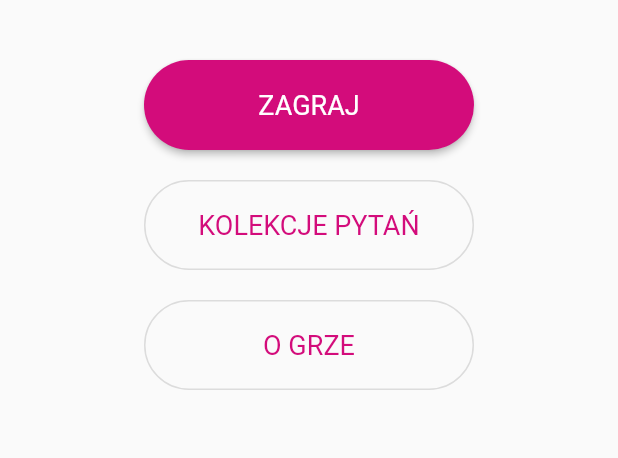
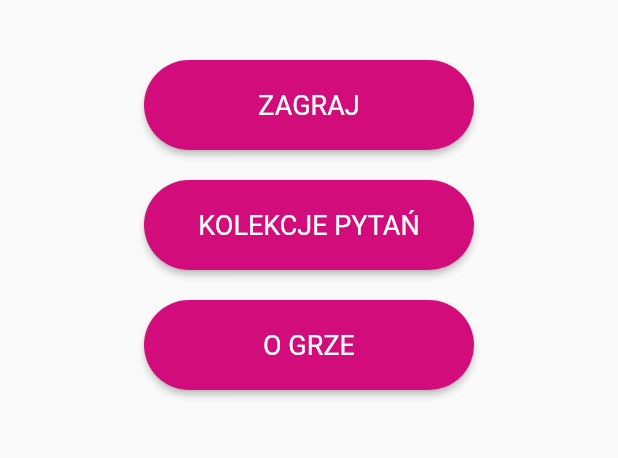
Before and after one commit to VengelStudio/kto-teraz, a Flutter app: the screen it shows after launch, on a phone screen of 412 x 824 dp, the part 531-989 px from its top. Run offline on Flutter 3.47's test engine with Material 2 defaults, Android fonts, the phone set to English and light mode, and no system bars; our stand-ins replace flutter_fortune_wheel, google_fonts; missing offline and left inert: flutter_picker.

Commit message:
Fix Android files, upgrade flutter and packages, add required android API level

```diff
--- a/lib/main.dart
+++ b/lib/main.dart
@@ -41,7 +41,7 @@ class _MyAppState extends State<MyApp> {
             textStyle: TextStyle(fontSize: 18.0),
             minimumSize: Size(220, 60),
             padding: EdgeInsets.symmetric(horizontal: 30.0, vertical: 15.0),
-            primary: Color(0xffD30C7B),
+            backgroundColor : Color(0xffD30C7B),
             shape: StadiumBorder(),
           ),
         ),
@@ -50,7 +50,7 @@ class _MyAppState extends State<MyApp> {
             textStyle: TextStyle(fontSize: 18.0),
             minimumSize: Size(220, 60),
             padding: EdgeInsets.symmetric(horizontal: 30.0, vertical: 15.0),
-            primary: Color(0xffD30C7B),
+            backgroundColor : Color(0xffD30C7B),
             shape: StadiumBorder(
               side: BorderSide(width: 8, color: Colors.black),
             ),
@@ -60,7 +60,6 @@ class _MyAppState extends State<MyApp> {
           Theme.of(context).textTheme,
         ),
         primaryColor: Color(0xffD30C7B),
-        toggleableActiveColor: Color(0xffD30C7B),
         inputDecorationTheme: new InputDecorationTheme(
           focusedBorder: OutlineInputBorder(
             borderSide: BorderSide(
@@ -93,7 +92,7 @@ class HomePage extends StatelessWidget {
                   'KTO\nTERAZ?',
                   style: GoogleFonts.bebasNeue(
                       height: 0.9,
-                      textStyle: Theme.of(context).textTheme.headline4,
+                      textStyle: Theme.of(context).textTheme.headlineMedium,
                       fontSize: 80,
                       color: Color(0xffD30C7B)
                       // fontWeight: FontWeight.w700,
@@ -110,7 +109,7 @@ class HomePage extends StatelessWidget {
                 child: Text("ZAGRAJ"),
               ),
               SizedBox(height: 20),
-              OutlinedButton(
+              ElevatedButton(
                 onPressed: () {
                   Navigator.push(
                     context,
@@ -120,7 +119,7 @@ class HomePage extends StatelessWidget {
                 child: Text("KOLEKCJE PYTAŃ"),
               ),
               SizedBox(height: 20),
-              OutlinedButton(
+              ElevatedButton(
                 onPressed: () {
                   Navigator.push(
                     context,
--- a/lib/utils/emojis.dart
+++ b/lib/utils/emojis.dart
@@ -1,7 +1,6 @@
 import 'dart:math';
 
 import 'package:flutter/material.dart';
-import 'package:flutter_svg/svg.dart';
 
 class Emojis {
   static getTransformedEmoji(Image emoji) {
--- a/lib/utils/players.dart
+++ b/lib/utils/players.dart
@@ -1,5 +1,4 @@
 import 'package:flutter/material.dart';
-import 'package:flutter_svg/flutter_svg.dart';
 
 import 'emojis.dart';
 
--- a/lib/utils/winner.model.dart
+++ b/lib/utils/winner.model.dart
@@ -1,6 +1,5 @@
 import 'package:flutter/material.dart';
 import '../utils/players.dart';
-import 'package:flutter_svg/flutter_svg.dart';
 
 class Winner extends Player {
   Winner({required int id, required Color color, required Image emoji})
--- a/lib/views/collections_page.dart
+++ b/lib/views/collections_page.dart
@@ -1,4 +1,3 @@
-import 'package:flutter/cupertino.dart';
 import 'package:flutter/material.dart';
 import '../utils/collection.dart';
 import '../widgets/collection_card.dart';
--- a/lib/views/game_options_page.dart
+++ b/lib/views/game_options_page.dart
@@ -1,5 +1,3 @@
-import 'dart:ui';
-
 import 'package:flutter/material.dart';
 import '../utils/collection.dart';
 import '../utils/options.model.dart';
--- a/lib/widgets/collection_card.dart
+++ b/lib/widgets/collection_card.dart
@@ -1,6 +1,3 @@
-import 'dart:io';
-import 'dart:math';
-
 import 'package:flutter/cupertino.dart';
 import 'package:flutter/material.dart';
 import '../utils/collection.dart';
--- a/lib/widgets/question_box.dart
+++ b/lib/widgets/question_box.dart
@@ -33,7 +33,7 @@ class _QuestionBoxState extends State<QuestionBox> {
 
     textFieldController.text = widget.question.text;
 
-    SchedulerBinding.instance?.addPostFrameCallback((Duration _) {
+    SchedulerBinding.instance.addPostFrameCallback((Duration _) {
       if (textFieldController.text.isEmpty) {
         widget.question.focusNode.requestFocus();
       }
--- a/pubspec.yaml
+++ b/pubspec.yaml
@@ -30,8 +30,8 @@ dependencies:
   cupertino_icons: ^1.0.0
   flutter_fortune_wheel: ^1.0.0
   flutter_svg: ^0.22.0
-  flutter_picker: ^2.0.1
-  google_fonts: ^2.1.0
+  flutter_picker: ^2.1.0
+  google_fonts: ^6.1.0
   path_provider: ^2.0.1
   json_serializable: ^4.1.3
   json_annotation: ^4.0.1
```
Also changed, not shown: pubspec.lock, 6 other files.
